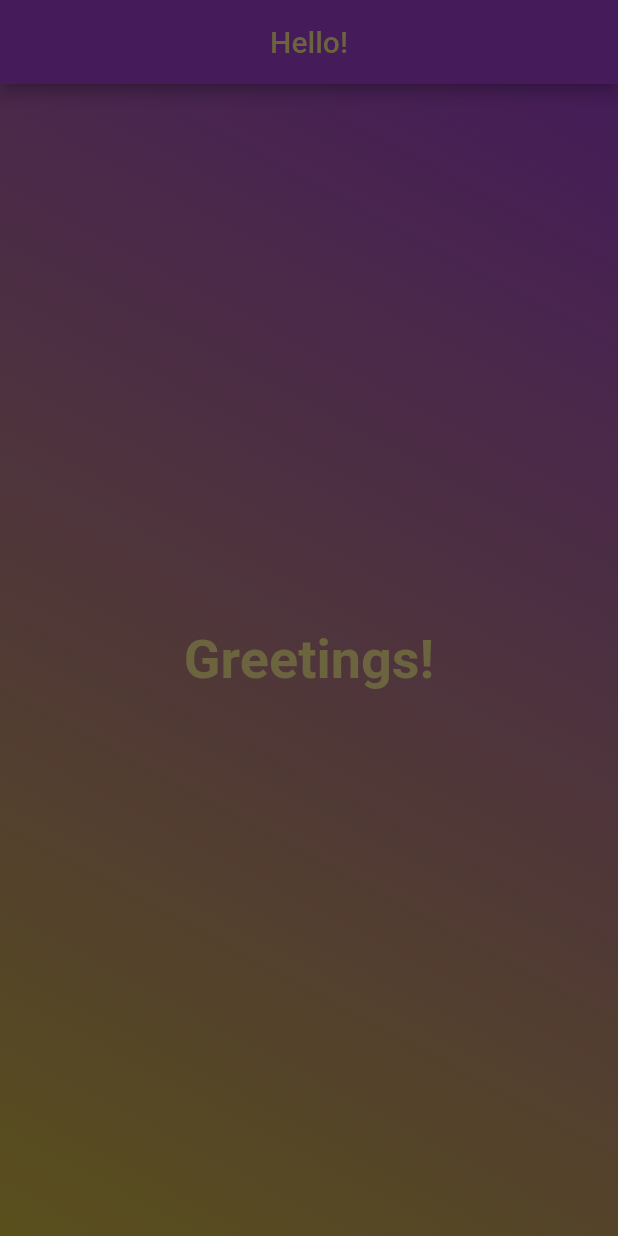
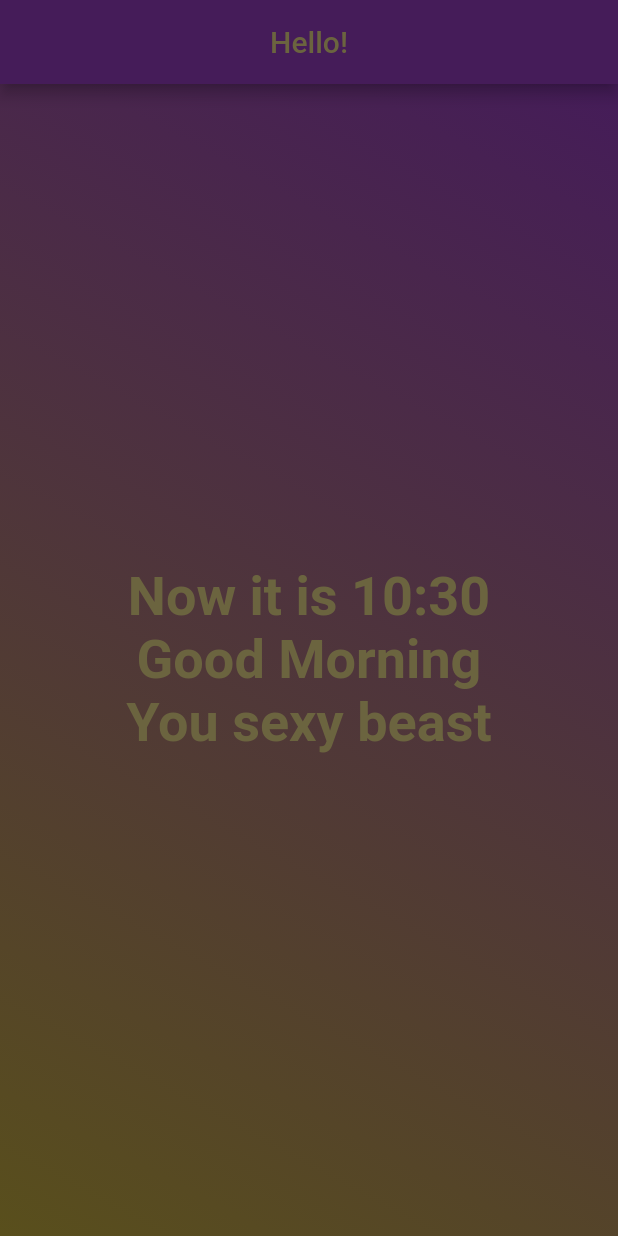
Before and after one commit to Grgabija/hello-flutter, a Flutter app: the screen it shows after launch, on a phone screen of 412 x 824 dp. Run offline on Flutter 3.47's test engine with Material 2 defaults, Android fonts, the phone set to English and light mode, and no system bars; our stand-ins replace hexcolor.

Commit message:
Centered text properly and made a static time stamp

```diff
--- a/lib/screens/home.dart
+++ b/lib/screens/home.dart
@@ -13,8 +13,9 @@ class Home extends StatelessWidget {
                 colors: [Hexcolor('#451C59'), Hexcolor('#594f1C')])),
         child: Center(
           child: Text(
-            'Greetings!',
+            sayHello(),
             textDirection: TextDirection.ltr,
+            textAlign: TextAlign.center,
             style: TextStyle(
                 color: Hexcolor('#6b643f'),
                 fontSize: 36.0,
@@ -25,4 +26,20 @@ class Home extends StatelessWidget {
       ),
     );
   }
+  String sayHello(){
+    String hello;
+    DateTime now = DateTime.now();
+    int hour = now.hour;
+    int minute = now.minute;
+    if (hour < 12) {
+      hello = 'Good Morning';
+    }
+    else if (hour < 18) {
+      hello = 'Good Afternoon';
+    } else {
+      hello = 'Good Evening';
+    }
+    String minutes = (minute < 10) ? '0' + minute.toString() : minute.toString();
+    return 'Now it is ' + hour.toString() + ':' + minutes + '\n' + hello + '\nYou sexy beast';
+  }
 }
```
